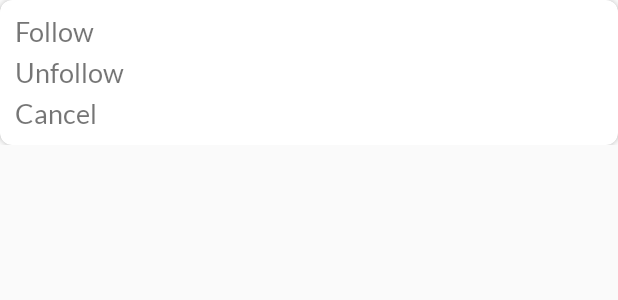
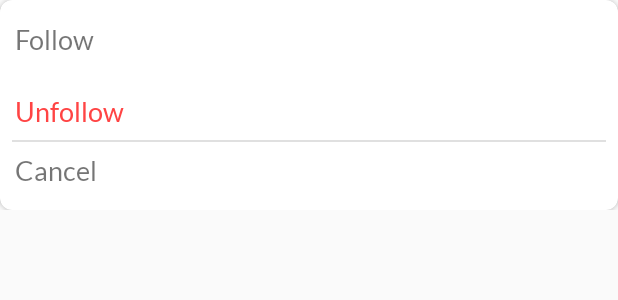
Before and after one commit to Yarinov/Our-Goal, an Android app: the layout follow_status_options_menu_layout.xml on its own in the app's theme, with its tools: preview values and no code run, on a phone screen of 412 x 824 dp. Shown: the top 300 px of the screen. Run offline under Robolectric (Android 15) with nearby library versions, the phone set to English and light mode, and no system bars.

Commit message:
-Follow section onClick: Done

```diff
--- a/app/src/main/java/com/yarinov/ourgoal/feed/FeedAdapter.kt
+++ b/app/src/main/java/com/yarinov/ourgoal/feed/FeedAdapter.kt
@@ -191,10 +191,11 @@ class FeedAdapter(
     private fun unfollowUser(currentGoal: Goal, goalOptionsMenuPopupWindow: PopupWindow) {
 
         FirebaseDatabase.getInstance()
-            .reference.child("connections/$currentUserId/hidden_friends/${currentGoal.userId}")
-            .setValue(true).addOnCompleteListener {
+            .reference.child("connections/$currentUserId/follow/${currentGoal.userId}")
+            .removeValue().addOnCompleteListener {
                 goalOptionsMenuPopupWindow.dismiss()
             }
+
     }
 
     private fun deleteCurrentUserGoal(
--- a/app/src/main/res/layout/follow_status_options_menu_layout.xml
+++ b/app/src/main/res/layout/follow_status_options_menu_layout.xml
@@ -22,34 +22,46 @@
             android:orientation="vertical">
 
             <TextView
-                android:id="@+id/shareGoalText"
+                android:id="@+id/followUserInFollowSectionOptionMenu"
                 android:layout_width="wrap_content"
                 android:layout_height="wrap_content"
                 android:layout_marginLeft="10sp"
-                android:layout_marginTop="10sp"
+                android:layout_marginTop="15sp"
+                android:layout_marginBottom="8sp"
                 android:layout_weight="1"
                 android:fontFamily="@font/lato"
                 android:text="Follow"
                 android:textSize="18sp" />
 
             <TextView
-                android:id="@+id/hideGoalText"
+                android:id="@+id/unfollowUserInFollowSectionOptionMenu"
                 android:layout_width="wrap_content"
                 android:layout_height="wrap_content"
                 android:layout_marginLeft="10sp"
-                android:layout_marginTop="5sp"
+                android:layout_marginTop="18sp"
+                android:layout_marginBottom="8sp"
                 android:layout_weight="1"
                 android:fontFamily="@font/lato"
                 android:text="Unfollow"
+                android:textColor="@android:color/holo_red_light"
                 android:textSize="18sp" />
 
+            <View
+                android:id="@+id/divider2"
+                android:layout_width="match_parent"
+                android:layout_height="1dp"
+                android:layout_marginLeft="8sp"
+                android:layout_marginRight="8sp"
+                android:layout_weight="1"
+                android:background="?android:attr/listDivider" />
+
             <TextView
-                android:id="@+id/unfollowUserText"
+                android:id="@+id/cancelInFollowSectionOptionMenu"
                 android:layout_width="wrap_content"
                 android:layout_height="wrap_content"
                 android:layout_marginLeft="10sp"
-                android:layout_marginTop="5sp"
-                android:layout_marginBottom="10sp"
+                android:layout_marginTop="8sp"
+                android:layout_marginBottom="15sp"
                 android:layout_weight="1"
                 android:fontFamily="@font/lato"
                 android:text="Cancel"
```
Also changed, not shown: app/src/main/java/com/yarinov/ourgoal/connection/friend_request/FriendRequestAdapter.kt (+10 -0 lines), app/src/main/java/com/yarinov/ourgoal/feed/HomeFragment.kt (+5 -7 lines), app/src/main/java/com/yarinov/ourgoal/feed/LoadFeedAsyncTask.kt (+4 -8 lines), app/src/main/java/com/yarinov/ourgoal/user/profile/ProfileActivity.kt (+123 -44 lines).
